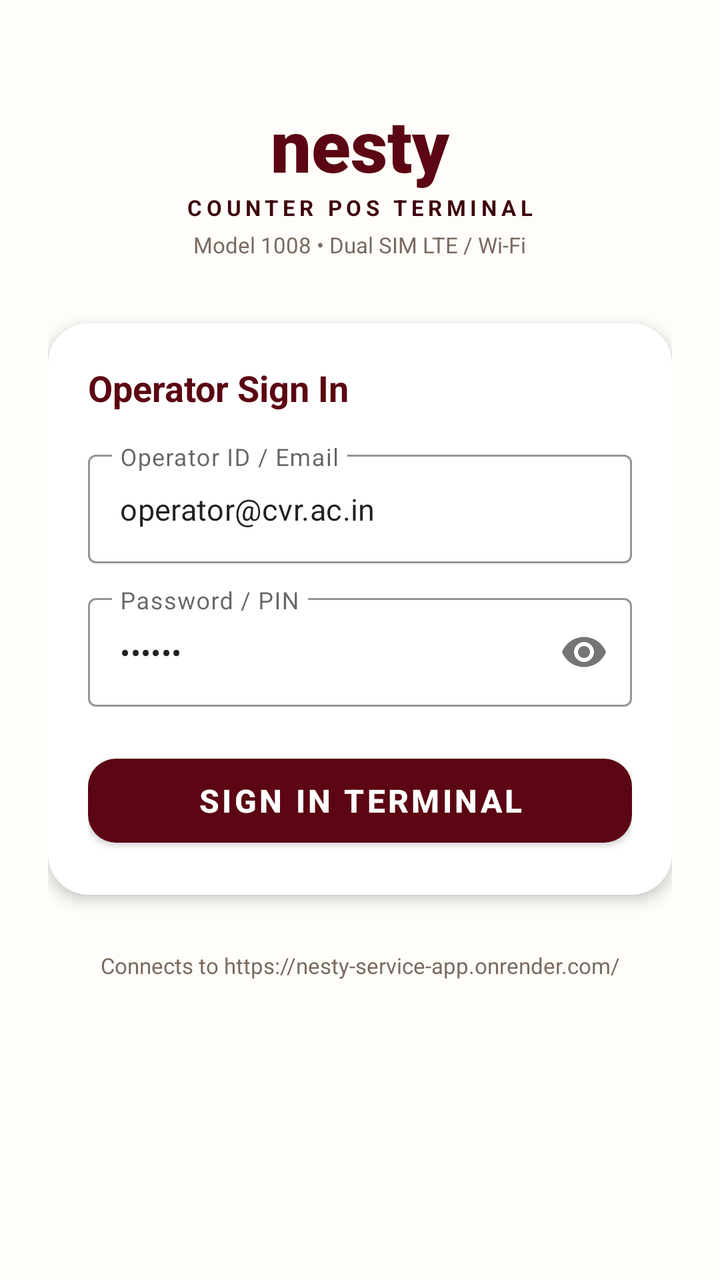
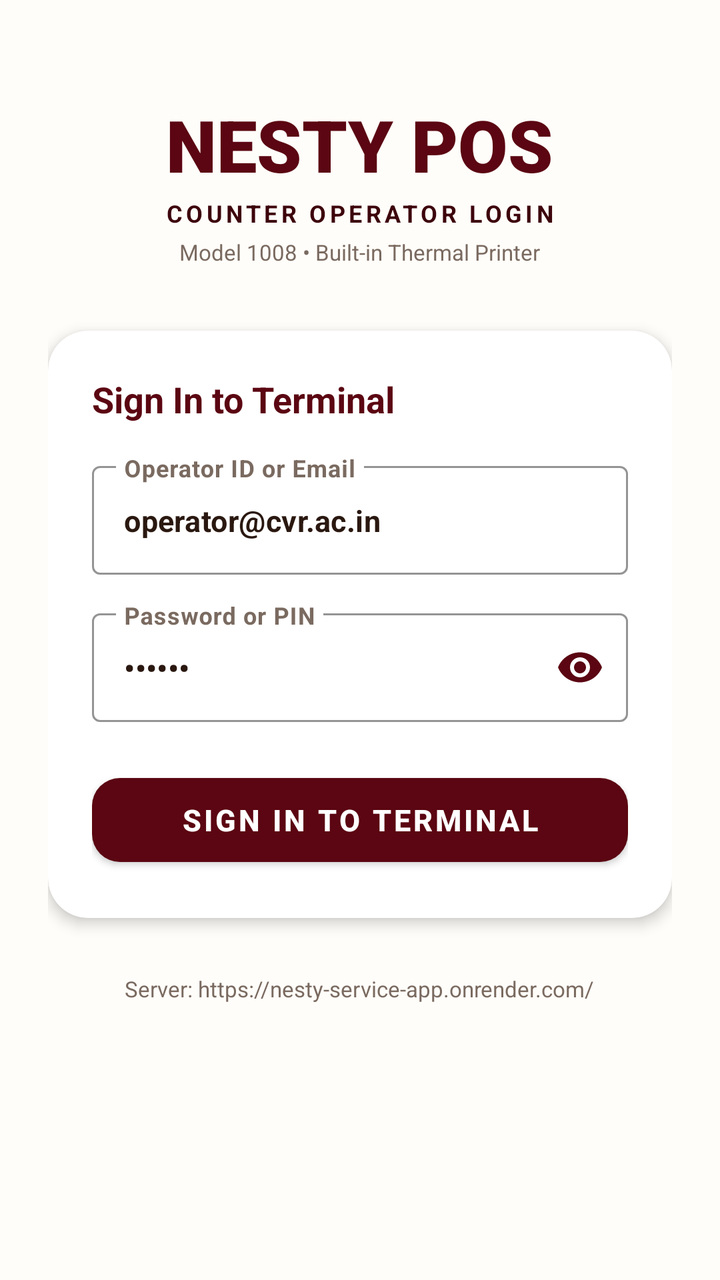

Screens rendered from an Android XML layout before and after an edit, with the pre-edit source and the edit as a unified diff.
<!-- AndroidManifest.xml: application theme Theme.NestyPOS -->
<!-- res/layout/activity_login.xml -->
<?xml version="1.0" encoding="utf-8"?>
<ScrollView xmlns:android="http://schemas.android.com/apk/res/android"
    xmlns:app="http://schemas.android.com/apk/res-auto"
    android:layout_width="match_parent"
    android:layout_height="match_parent"
    android:background="@color/nesty_cream"
    android:fillViewport="true">

    <LinearLayout
        android:layout_width="match_parent"
        android:layout_height="wrap_content"
        android:orientation="vertical"
        android:padding="24dp"
        android:gravity="center_horizontal">

        
        <LinearLayout
            android:layout_width="match_parent"
            android:layout_height="wrap_content"
            android:orientation="vertical"
            android:gravity="center"
            android:layout_marginTop="24dp"
            android:layout_marginBottom="32dp">

            <TextView
                android:layout_width="wrap_content"
                android:layout_height="wrap_content"
                android:text="nesty"
                android:textColor="@color/nesty_burgundy"
                android:textSize="36sp"
                android:textStyle="bold"
                android:fontFamily="sans-serif-black" />

            <TextView
                android:layout_width="wrap_content"
                android:layout_height="wrap_content"
                android:text="COUNTER POS TERMINAL"
                android:textColor="@color/nesty_burgundy_dark"
                android:textSize="11sp"
                android:letterSpacing="0.2"
                android:textStyle="bold" />

            <TextView
                android:layout_width="wrap_content"
                android:layout_height="wrap_content"
                android:text="Model 1008 • Dual SIM LTE / Wi-Fi"
                android:textColor="@color/nesty_text_secondary"
                android:textSize="11sp"
                android:layout_marginTop="4dp" />
        </LinearLayout>

        
        <androidx.cardview.widget.CardView
            android:layout_width="match_parent"
            android:layout_height="wrap_content"
            app:cardCornerRadius="20dp"
            app:cardElevation="4dp"
            app:cardBackgroundColor="@color/white"
            android:layout_marginBottom="16dp">

            <LinearLayout
                android:layout_width="match_parent"
                android:layout_height="wrap_content"
                android:orientation="vertical"
                android:padding="20dp">

                <TextView
                    android:layout_width="wrap_content"
                    android:layout_height="wrap_content"
                    android:text="Operator Sign In"
                    android:textColor="@color/nesty_burgundy"
                    android:textSize="18sp"
                    android:textStyle="bold"
                    android:layout_marginBottom="16dp" />

                
                <com.google.android.material.textfield.TextInputLayout
                    android:layout_width="match_parent"
                    android:layout_height="wrap_content"
                    android:hint="@string/hint_operator_id"
                    style="@style/Widget.MaterialComponents.TextInputLayout.OutlinedBox"
                    app:boxStrokeColor="@color/nesty_burgundy"
                    android:layout_marginBottom="12dp">

                    <com.google.android.material.textfield.TextInputEditText
                        android:id="@+id/etIdentifier"
                        android:layout_width="match_parent"
                        android:layout_height="wrap_content"
                        android:text="operator@cvr.ac.in"
                        android:inputType="textEmailAddress"
                        android:textSize="15sp" />
                </com.google.android.material.textfield.TextInputLayout>

                
                <com.google.android.material.textfield.TextInputLayout
                    android:layout_width="match_parent"
                    android:layout_height="wrap_content"
                    android:hint="@string/hint_password"
                    style="@style/Widget.MaterialComponents.TextInputLayout.OutlinedBox"
                    app:boxStrokeColor="@color/nesty_burgundy"
                    app:passwordToggleEnabled="true"
                    android:layout_marginBottom="20dp">

                    <com.google.android.material.textfield.TextInputEditText
                        android:id="@+id/etPassword"
                        android:layout_width="match_parent"
                        android:layout_height="wrap_content"
                        android:text="pos123"
                        android:inputType="textPassword"
                        android:textSize="15sp" />
                </com.google.android.material.textfield.TextInputLayout>

                
                <com.google.android.material.button.MaterialButton
                    android:id="@+id/btnLogin"
                    android:layout_width="match_parent"
                    android:layout_height="54dp"
                    android:text="@string/btn_login"
                    android:textColor="@color/white"
                    android:textStyle="bold"
                    android:textSize="16sp"
                    app:cornerRadius="14dp"
                    app:backgroundTint="@color/nesty_burgundy" />

                <ProgressBar
                    android:id="@+id/progressBar"
                    android:layout_width="32dp"
                    android:layout_height="32dp"
                    android:layout_gravity="center"
                    android:visibility="gone"
                    android:indeterminateTint="@color/nesty_burgundy"
                    android:layout_marginTop="12dp" />

            </LinearLayout>
        </androidx.cardview.widget.CardView>

        
        <TextView
            android:id="@+id/tvTerminalHint"
            android:layout_width="wrap_content"
            android:layout_height="wrap_content"
            android:text="Connects to https://nesty-service-app.onrender.com/"
            android:textColor="@color/nesty_text_secondary"
            android:textSize="11sp"
            android:textAlignment="center"
            android:layout_marginTop="12dp" />

    </LinearLayout>
</ScrollView>
<!-- resources referenced by this layout -->
<resources>
  <color name="nesty_burgundy">#5B0612</color>
  <color name="nesty_burgundy_dark">#3D040C</color>
  <color name="nesty_cream">#FFFDF9</color>
  <color name="nesty_text_secondary">#7A6A60</color>
  <color name="white">#FFFFFF</color>
  <string name="btn_login">Sign In Terminal</string>
  <string name="hint_operator_id">Operator ID / Email</string>
  <string name="hint_password">Password / PIN</string>
  <style name="Theme.NestyPOS" parent="Theme.MaterialComponents.DayNight.NoActionBar">
          <item name="colorPrimary">@color/nesty_burgundy</item>
          <item name="colorPrimaryVariant">@color/nesty_burgundy_dark</item>
          <item name="colorOnPrimary">@color/white</item>
          <item name="colorSecondary">@color/nesty_gold</item>
          <item name="colorSecondaryVariant">@color/nesty_gold</item>
          <item name="colorOnSecondary">@color/nesty_burgundy_dark</item>
          <item name="android:statusBarColor">@color/nesty_burgundy_dark</item>
          <item name="android:windowBackground">@color/nesty_cream</item>
      </style>
  <color name="nesty_gold">#D4AF37</color>
</resources>

<!-- the commit's change to res/layout/activity_login.xml (unified diff, before → after) -->
@@ -25,7 +25,7 @@
             <TextView
                 android:layout_width="wrap_content"
                 android:layout_height="wrap_content"
-                android:text="nesty"
+                android:text="NESTY POS"
                 android:textColor="@color/nesty_burgundy"
                 android:textSize="36sp"
                 android:textStyle="bold"
@@ -34,16 +34,17 @@
             <TextView
                 android:layout_width="wrap_content"
                 android:layout_height="wrap_content"
-                android:text="COUNTER POS TERMINAL"
+                android:text="COUNTER OPERATOR LOGIN"
                 android:textColor="@color/nesty_burgundy_dark"
-                android:textSize="11sp"
-                android:letterSpacing="0.2"
-                android:textStyle="bold" />
+                android:textSize="12sp"
+                android:letterSpacing="0.15"
+                android:textStyle="bold"
+                android:layout_marginTop="2dp" />
 
             <TextView
                 android:layout_width="wrap_content"
                 android:layout_height="wrap_content"
-                android:text="Model 1008 • Dual SIM LTE / Wi-Fi"
+                android:text="Model 1008 • Built-in Thermal Printer"
                 android:textColor="@color/nesty_text_secondary"
                 android:textSize="11sp"
                 android:layout_marginTop="4dp" />
@@ -62,12 +63,12 @@
                 android:layout_width="match_parent"
                 android:layout_height="wrap_content"
                 android:orientation="vertical"
-                android:padding="20dp">
+                android:padding="22dp">
 
                 <TextView
                     android:layout_width="wrap_content"
                     android:layout_height="wrap_content"
-                    android:text="Operator Sign In"
+                    android:text="Sign In to Terminal"
                     android:textColor="@color/nesty_burgundy"
                     android:textSize="18sp"
                     android:textStyle="bold"
@@ -77,37 +78,48 @@
                 <com.google.android.material.textfield.TextInputLayout
                     android:layout_width="match_parent"
                     android:layout_height="wrap_content"
-                    android:hint="@string/hint_operator_id"
+                    android:hint="Operator ID or Email"
                     style="@style/Widget.MaterialComponents.TextInputLayout.OutlinedBox"
                     app:boxStrokeColor="@color/nesty_burgundy"
-                    android:layout_marginBottom="12dp">
+                    app:hintTextColor="@color/nesty_burgundy"
+                    android:textColorHint="@color/nesty_text_secondary"
+                    android:layout_marginBottom="14dp">
 
                     <com.google.android.material.textfield.TextInputEditText
                         android:id="@+id/etIdentifier"
                         android:layout_width="match_parent"
                         android:layout_height="wrap_content"
                         android:text="operator@cvr.ac.in"
+                        android:textColor="@color/nesty_text_primary"
+                        android:textColorHint="@color/nesty_text_secondary"
                         android:inputType="textEmailAddress"
-                        android:textSize="15sp" />
+                        android:textSize="15sp"
+                        android:textStyle="bold" />
                 </com.google.android.material.textfield.TextInputLayout>
 
                 
                 <com.google.android.material.textfield.TextInputLayout
                     android:layout_width="match_parent"
                     android:layout_height="wrap_content"
-                    android:hint="@string/hint_password"
+                    android:hint="Password or PIN"
                     style="@style/Widget.MaterialComponents.TextInputLayout.OutlinedBox"
                     app:boxStrokeColor="@color/nesty_burgundy"
+                    app:hintTextColor="@color/nesty_burgundy"
+                    android:textColorHint="@color/nesty_text_secondary"
                     app:passwordToggleEnabled="true"
-                    android:layout_marginBottom="20dp">
+                    app:passwordToggleTint="@color/nesty_burgundy"
+                    android:layout_marginBottom="22dp">
 
                     <com.google.android.material.textfield.TextInputEditText
                         android:id="@+id/etPassword"
                         android:layout_width="match_parent"
                         android:layout_height="wrap_content"
                         android:text="pos123"
+                        android:textColor="@color/nesty_text_primary"
+                        android:textColorHint="@color/nesty_text_secondary"
                         android:inputType="textPassword"
-                        android:textSize="15sp" />
+                        android:textSize="15sp"
+                        android:textStyle="bold" />
                 </com.google.android.material.textfield.TextInputLayout>
 
                 
@@ -115,10 +127,10 @@
                     android:id="@+id/btnLogin"
                     android:layout_width="match_parent"
                     android:layout_height="54dp"
-                    android:text="@string/btn_login"
+                    android:text="SIGN IN TO TERMINAL"
                     android:textColor="@color/white"
                     android:textStyle="bold"
-                    android:textSize="16sp"
+                    android:textSize="15sp"
                     app:cornerRadius="14dp"
                     app:backgroundTint="@color/nesty_burgundy" />
 
@@ -139,7 +151,7 @@
             android:id="@+id/tvTerminalHint"
             android:layout_width="wrap_content"
             android:layout_height="wrap_content"
-            android:text="Connects to https://nesty-service-app.onrender.com/"
+            android:text="Server: https://nesty-service-app.onrender.com/"
             android:textColor="@color/nesty_text_secondary"
             android:textSize="11sp"
             android:textAlignment="center"
<!-- resource entries referenced after the edit -->
@@ -3,18 +3,24 @@
   <color name="nesty_burgundy">#5B0612</color>
   <color name="nesty_burgundy_dark">#3D040C</color>
   <color name="nesty_cream">#FFFDF9</color>
+  <color name="nesty_text_primary">#2A1810</color>
   <color name="nesty_text_secondary">#7A6A60</color>
   <color name="white">#FFFFFF</color>
-  <string name="btn_login">Sign In Terminal</string>
-  <string name="hint_operator_id">Operator ID / Email</string>
-  <string name="hint_password">Password / PIN</string>
-  <style name="Theme.NestyPOS" parent="Theme.MaterialComponents.DayNight.NoActionBar">
+  <style name="Theme.NestyPOS" parent="Theme.MaterialComponents.Light.NoActionBar">
           <item name="colorPrimary">@color/nesty_burgundy</item>
           <item name="colorPrimaryVariant">@color/nesty_burgundy_dark</item>
           <item name="colorOnPrimary">@color/white</item>
           <item name="colorSecondary">@color/nesty_gold</item>
           <item name="colorSecondaryVariant">@color/nesty_gold</item>
           <item name="colorOnSecondary">@color/nesty_burgundy_dark</item>
+  
+          
+          <item name="android:textColor">@color/nesty_text_primary</item>
+          <item name="android:textColorPrimary">@color/nesty_text_primary</item>
+          <item name="android:textColorSecondary">@color/nesty_text_secondary</item>
+          <item name="android:textColorHint">@color/nesty_text_secondary</item>
+          <item name="editTextColor">@color/nesty_text_primary</item>
+  
           <item name="android:statusBarColor">@color/nesty_burgundy_dark</item>
           <item name="android:windowBackground">@color/nesty_cream</item>
       </style>
